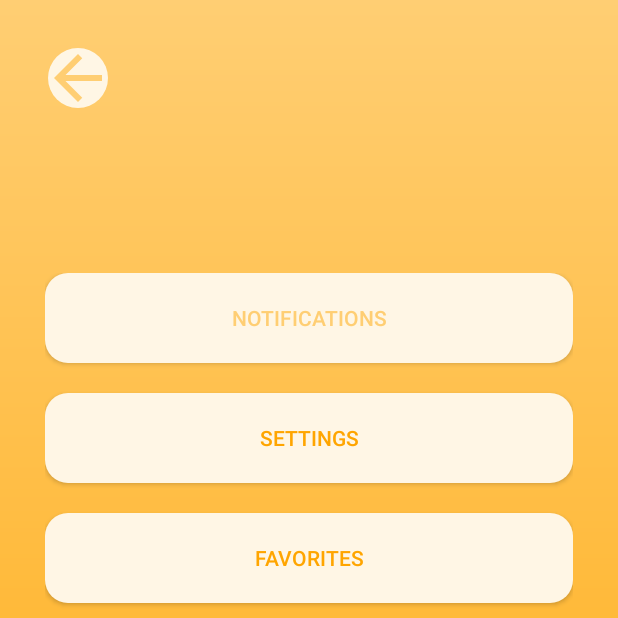
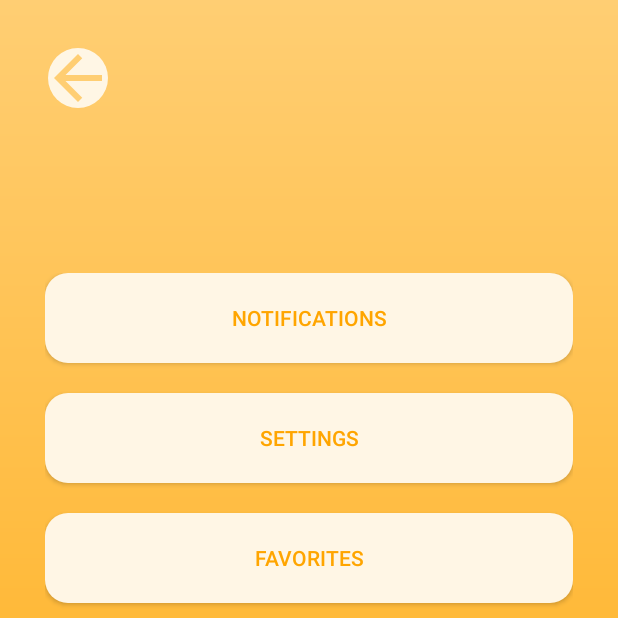
Before and after one commit to mrashment/CurbSide, an Android app: the Profile screen opened directly, with no data from a screen before it, on a phone screen of 412 x 824 dp, the top half of it. Run offline under Robolectric (Android 15) with nearby library versions, the phone set to English and light mode, and no system bars.

Commit message:
minor improvements.

```diff
--- a/app/src/main/java/com/example/curbside/EditMenuInterface.java
+++ b/app/src/main/java/com/example/curbside/EditMenuInterface.java
@@ -37,6 +37,7 @@ public class EditMenuInterface extends AppCompatActivity {
         applyMenuChange.setOnClickListener(new View.OnClickListener() {
             @Override
             public void onClick(View v) {
+                finish();
                 }
         });
     }
--- a/app/src/main/java/com/example/curbside/Profile.java
+++ b/app/src/main/java/com/example/curbside/Profile.java
@@ -16,7 +16,7 @@ import com.google.android.gms.common.api.Status;
 
 public class Profile extends AppCompatActivity {
 
-    private Button settingsButton, backToHomeButton, signOutButton,favoritesButton,rewardsButton;
+    private Button settingsButton, backToHomeButton, signOutButton,favoritesButton,rewardsButton, notificationsButton;
     GoogleApiClient mGoogleApiClient;
 
     @Override
@@ -37,6 +37,7 @@ public class Profile extends AppCompatActivity {
         setContentView(R.layout.activity_profile);
 
         signOutButton = findViewById(R.id.signOutButton);
+        notificationsButton = findViewById(R.id.notificationsButton);
         backToHomeButton = findViewById(R.id.backToHomeButton);
         settingsButton = findViewById(R.id.settingsButton);
         favoritesButton = findViewById(R.id.favoritesButton);
@@ -46,6 +47,13 @@ public class Profile extends AppCompatActivity {
             @Override
             public void onClick(View v) {
                 startActivity(new Intent(Profile.this,ScannedBarcodeActivity.class));
+            }
+        });
+
+        notificationsButton.setOnClickListener(new View.OnClickListener() {
+            @Override
+            public void onClick(View v) {
+                startActivity(new Intent(Profile.this,Notifications.class));
             }
         });
 
--- a/app/src/main/res/drawable/ic_arrow_back.xml
+++ b/app/src/main/res/drawable/ic_arrow_back.xml
@@ -1,4 +1,5 @@
-<vector android:height="24dp"
+<vector
+    android:height="24dp"
     android:viewportHeight="24.0" android:viewportWidth="24.0"
     android:width="24dp" xmlns:android="http://schemas.android.com/apk/res/android">
     <path
--- a/app/src/main/res/layout/activity_notifications.xml
+++ b/app/src/main/res/layout/activity_notifications.xml
@@ -108,6 +108,7 @@
         app:layout_constraintTop_toBottomOf="@id/offersText" />
 
     <Button
+        android:elevation="10dp"
         android:id="@+id/backToMenu"
         android:layout_width="48dp"
         android:layout_height="48dp"
--- a/app/src/main/res/layout/activity_profile.xml
+++ b/app/src/main/res/layout/activity_profile.xml
@@ -12,9 +12,10 @@
     tools:context=".Profile">
 
     <LinearLayout
-        android:layout_marginTop="30dp"
+        android:id="@+id/linearLayout"
         android:layout_width="match_parent"
         android:layout_height="608dp"
+        android:layout_marginTop="30dp"
         android:orientation="vertical"
         android:padding="10dp"
         app:layout_constraintBottom_toBottomOf="parent"
@@ -30,63 +31,63 @@
             android:layout_marginBottom="20dp"
             android:background="@drawable/rounded_corner"
             android:text="Notifications"
-            android:textColor="#ffce73" />
+            android:textColor="#ffa500" />
 
         <Button
             android:id="@+id/settingsButton"
             android:layout_width="match_parent"
             android:layout_height="60dp"
             android:layout_marginBottom="20dp"
-            android:textColor="#ffa500"
             android:background="@drawable/rounded_corner"
-            android:text="Settings" />
+            android:text="Settings"
+            android:textColor="#ffa500" />
 
         <Button
             android:id="@+id/favoritesButton"
             android:layout_width="match_parent"
             android:layout_height="wrap_content"
-            android:textColor="#ffa500"
             android:layout_marginBottom="20dp"
             android:height="60dp"
             android:background="@drawable/rounded_corner"
-            android:text="Favorites" />
+            android:text="Favorites"
+            android:textColor="#ffa500" />
 
         <Button
             android:id="@+id/rewardsButton"
             android:layout_width="match_parent"
             android:layout_height="wrap_content"
-            android:textColor="#ffa500"
             android:layout_marginBottom="20dp"
             android:height="60dp"
             android:background="@drawable/rounded_corner"
-            android:text="Rewards" />
+            android:text="Rewards"
+            android:textColor="#ffa500" />
 
         <Button
             android:id="@+id/accountButton"
             android:layout_width="match_parent"
             android:layout_height="60dp"
             android:layout_marginBottom="20dp"
-            android:textColor="#ffa500"
             android:background="@drawable/rounded_corner"
-            android:text="Account" />
+            android:text="Account"
+            android:textColor="#ffa500" />
 
         <Button
             android:id="@+id/privacyButton"
             android:layout_width="match_parent"
             android:layout_height="60dp"
             android:layout_marginBottom="20dp"
-            android:textColor="#ffa500"
             android:background="@drawable/rounded_corner"
-            android:text="Privacy" />
+            android:text="Privacy"
+            android:textColor="#ffa500" />
 
         <Button
             android:id="@+id/signOutButton"
             android:layout_width="match_parent"
             android:layout_height="wrap_content"
             android:height="60dp"
-            android:textColor="#ffa500"
             android:background="@drawable/rounded_corner"
-            android:text="Sign Out" />
+            android:text="Sign Out"
+            android:textColor="#ffa500" />
 
     </LinearLayout>
 
@@ -96,6 +97,7 @@
         android:layout_height="48dp"
         android:layout_marginStart="8dp"
         android:layout_marginTop="8dp"
+        android:layout_marginBottom="20dp"
         android:background="@drawable/ic_arrow_back"
         app:layout_constraintStart_toStartOf="parent"
         app:layout_constraintTop_toTopOf="parent" />
```
Also changed, not shown: app/src/main/res/layout/activity_edit_menu_interface.xml (+11 -7 lines).
